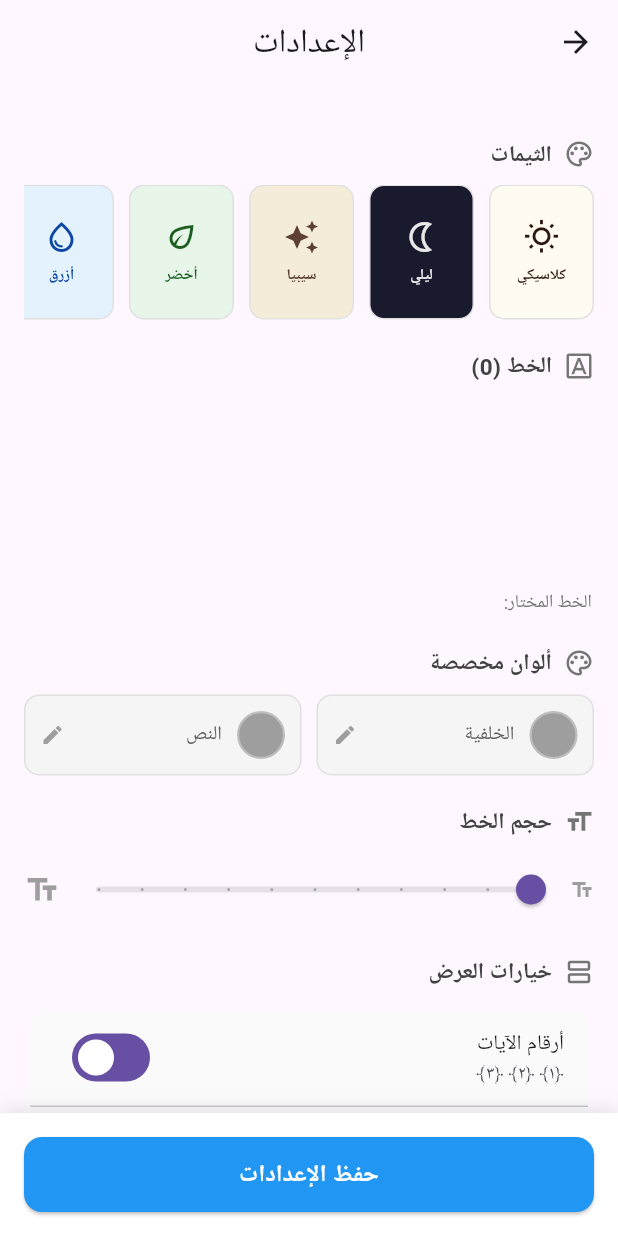
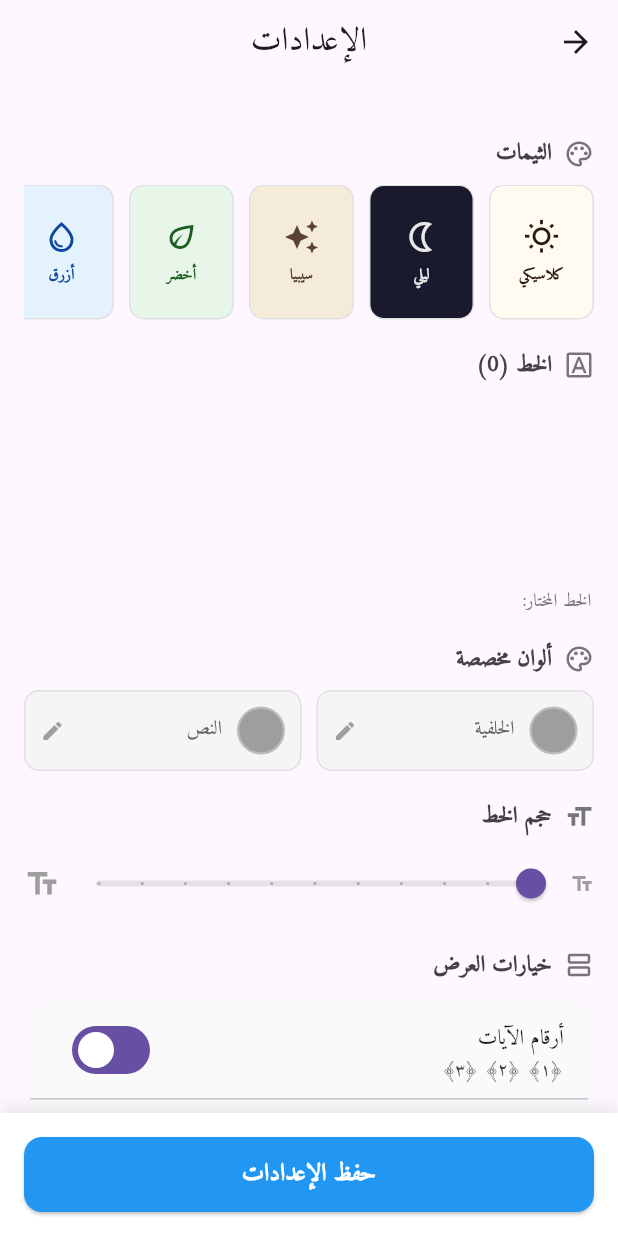
Before and after one commit to loransSiraj/furkanproject, a Flutter app: the SettingsPage screen opened directly with empty values, on a phone screen of 412 x 824 dp. Run offline on Flutter 3.47's test engine with Material 3 defaults, Android fonts, the phone set to English and light mode, and no system bars; our stand-ins replace flutter_colorpicker, flutter_local_notifications, just_audio, scrollable_positioned_list, shared_preferences, timezone; missing offline and left inert: audio_session; accounts and stored records are empty; statements that could not run were skipped.

Commit message:
Remove google_fonts dependency, bundle fonts locally. Fix AppDelegate rootViewController deprecation.
Made-with: Cursor

```diff
--- a/lib/screen.dart
+++ b/lib/screen.dart
@@ -1,6 +1,5 @@
 import 'package:flutter/material.dart';
 import 'package:flutter_colorpicker/flutter_colorpicker.dart';
-import 'package:google_fonts/google_fonts.dart';
 import 'app_localizations.dart';
 import 'home.dart';
 
@@ -151,22 +150,24 @@ class _SettingsPageState extends State<SettingsPage> {
     double size = fontSize ?? _fontSize;
     Color textColor = color ?? _textColor;
 
-    try {
+    String fontFamily;
     switch (_selectedFont) {
       case 'Amiri Quran':
-          return GoogleFonts.amiriQuran(fontSize: size, color: textColor);
+        fontFamily = 'AmiriQuran';
+        break;
       case 'Amiri':
-          return GoogleFonts.amiri(fontSize: size, color: textColor);
+        fontFamily = 'Amiri';
+        break;
       case 'Noto Naskh Arabic':
-          return GoogleFonts.notoNaskhArabic(fontSize: size, color: textColor);
+        fontFamily = 'NotoNaskhArabic';
+        break;
       case 'Scheherazade New':
-          return GoogleFonts.scheherazadeNew(fontSize: size, color: textColor);
+        fontFamily = 'ScheherazadeNew';
+        break;
       default:
-          return GoogleFonts.amiriQuran(fontSize: size, color: textColor);
+        fontFamily = 'AmiriQuran';
     }
-    } catch (e) {
-      return TextStyle(fontSize: size, color: textColor);
-    }
+    return TextStyle(fontFamily: fontFamily, fontSize: size, color: textColor);
   }
 
   Widget _buildSectionTitle(String title, IconData icon) {
```
Also changed, not shown: lib/home.dart (+12 -11 lines), pubspec.yaml (+18 -5 lines), assets/fonts/Amiri-Regular.ttf (added), assets/fonts/AmiriQuran-Regular.ttf (added), assets/fonts/NotoNaskhArabic.ttf (added), assets/fonts/ScheherazadeNew.ttf (added), pubspec.lock, 1 other file. Lines whose indentation alone changed are shown as unchanged.
